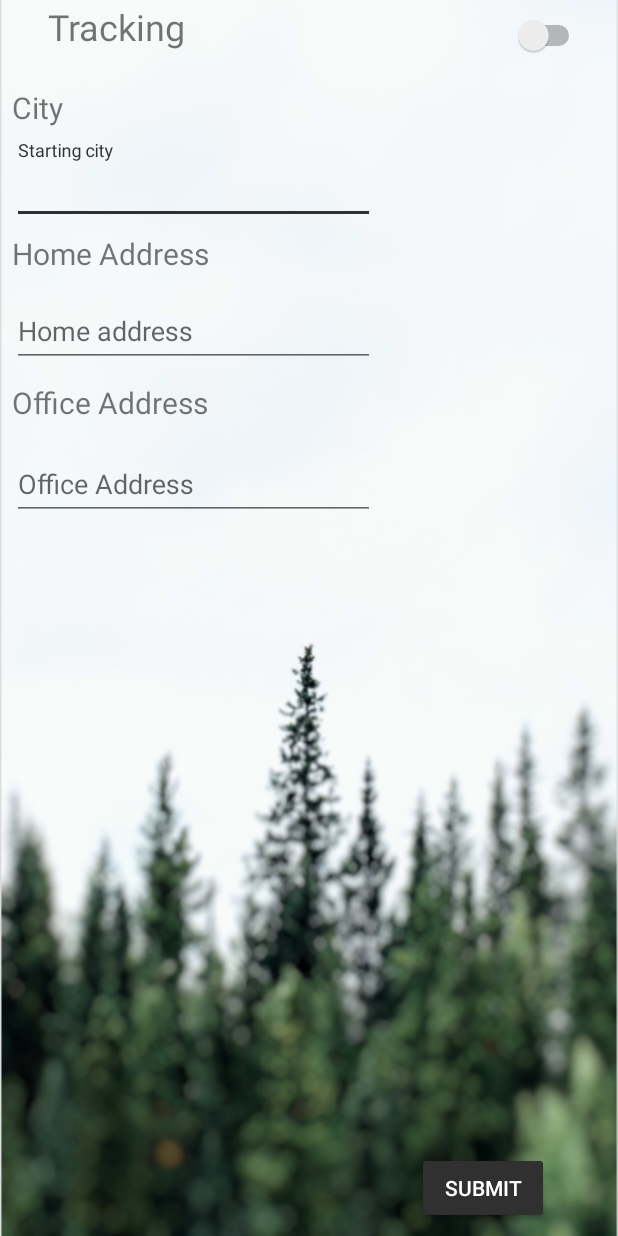
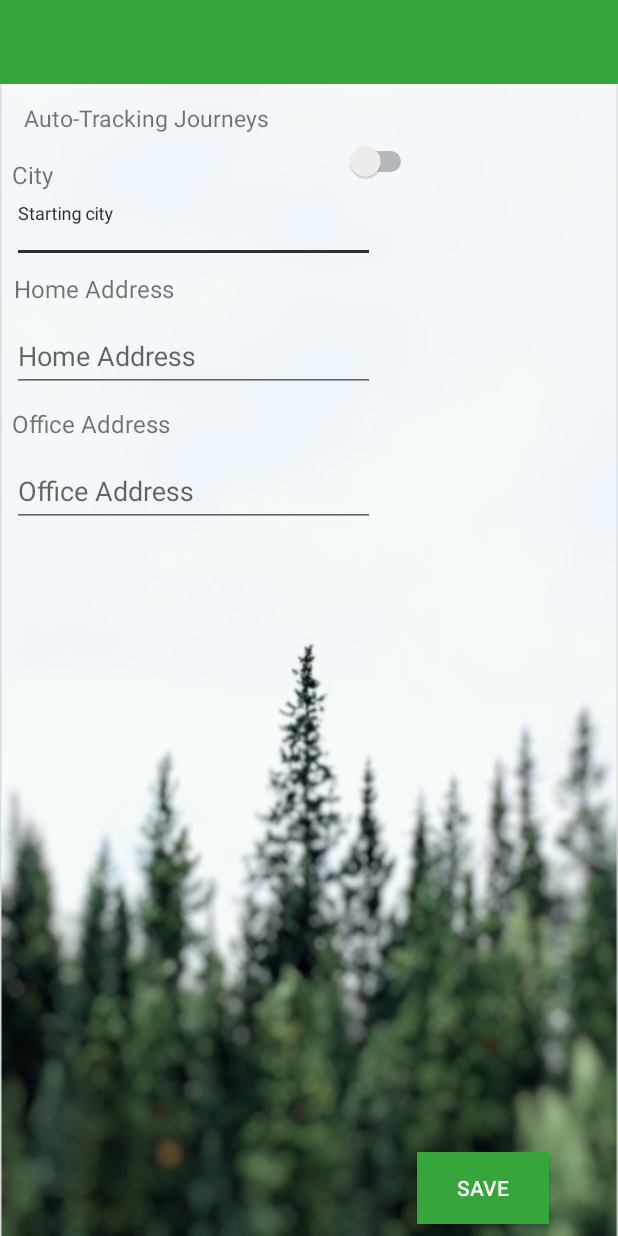
Before and after one commit to aashish7k5/RootCause01, an Android app: the SettingsNew screen opened directly, with no data from a screen before it, on a phone screen of 412 x 824 dp. Run offline under Robolectric (Android 15) with nearby library versions, the phone set to English and light mode, and no system bars.

Commit message:
Merge remote-tracking branch 'origin/master'
# Conflicts:
#	app/src/main/res/layout/content_track_trip.xml

```diff
--- a/app/src/main/res/layout/activity_settings_new.xml
+++ b/app/src/main/res/layout/activity_settings_new.xml
@@ -4,38 +4,61 @@
 
 
     <android.support.constraint.ConstraintLayout android:background="@drawable/bg2" android:layout_height="match_parent" android:layout_width="match_parent" app:layout_constraintVertical_bias="0.0" app:layout_constraintTop_toTopOf="parent" app:layout_constraintStart_toStartOf="parent" app:layout_constraintHorizontal_bias="0.0" app:layout_constraintEnd_toEndOf="parent" app:layout_constraintBottom_toBottomOf="parent" >
-    <TextView android:layout_height="wrap_content" android:layout_width="wrap_content" app:layout_constraintVertical_bias="0.0" app:layout_constraintTop_toTopOf="parent" app:layout_constraintStart_toStartOf="parent" app:layout_constraintHorizontal_bias="0.0" android:layout_marginBottom="38dp" android:layout_marginEnd="181dp" android:layout_marginTop="1dp" android:layout_marginStart="18dp" app:layout_constraintEnd_toStartOf="@+id/switch1" app:layout_constraintBottom_toTopOf="@+id/textView2" android:textSize="24sp" android:text="Tracking" android:id="@+id/textView"/>
+        <android.support.design.widget.AppBarLayout
+            android:layout_width="match_parent"
+            android:layout_height="wrap_content"
+            android:theme="@style/AppTheme.AppBarOverlay"/>
+
+            <android.support.v7.widget.Toolbar
+                android:id="@+id/toolbar"
+                android:layout_width="match_parent"
+                android:layout_height="?attr/actionBarSize"
+                android:background="?attr/colorPrimary"
+                app:popupTheme="@style/AppTheme.PopupOverlay" />
+
+
+        <TextView
+            android:id="@+id/textView"
+            android:layout_width="wrap_content"
+            android:layout_height="wrap_content"
+            android:layout_marginStart="16dp"
+            android:layout_marginTop="12dp"
+            android:text="Auto-Tracking Journeys"
+            android:textSize="15sp"
+            app:layout_constraintStart_toStartOf="parent"
+            app:layout_constraintTop_toBottomOf="@+id/toolbar" />
 
         <Switch
             android:id="@+id/switch1"
             android:layout_width="wrap_content"
             android:layout_height="26dp"
             android:layout_marginStart="23dp"
-            android:layout_marginTop="1dp"
+            android:layout_marginTop="8dp"
             android:layout_marginEnd="8dp"
             android:layout_marginBottom="8dp"
             app:layout_constraintBottom_toTopOf="@+id/button3"
             app:layout_constraintEnd_toEndOf="parent"
+            app:layout_constraintHorizontal_bias="0.173"
             app:layout_constraintStart_toEndOf="@+id/textView"
             app:layout_constraintTop_toTopOf="parent"
-            app:layout_constraintVertical_bias="0.012" />
+            app:layout_constraintVertical_bias="0.119" />
 
         <TextView
             android:id="@+id/textView2"
             android:layout_width="wrap_content"
             android:layout_height="wrap_content"
             android:layout_marginStart="8dp"
-            android:layout_marginTop="24dp"
+            android:layout_marginTop="16dp"
             android:layout_marginEnd="319dp"
             android:text="City"
-            android:textSize="20sp"
+            android:textSize="16sp"
             app:layout_constraintEnd_toEndOf="parent"
             app:layout_constraintHorizontal_bias="0.0"
             app:layout_constraintStart_toStartOf="parent"
             app:layout_constraintTop_toBottomOf="@+id/textView" />
 
 
-    <android.support.design.widget.TextInputLayout android:layout_height="wrap_content" android:layout_width="242dp" app:layout_constraintStart_toStartOf="parent" android:layout_marginTop="8dp" android:layout_marginStart="8dp" app:layout_constraintBottom_toTopOf="@+id/textView3" android:id="@+id/textInputLayout" app:layout_constraintTop_toBottomOf="@+id/textView2">
+    <android.support.design.widget.TextInputLayout android:layout_height="40dp" android:layout_width="242dp" app:layout_constraintStart_toStartOf="parent" android:layout_marginTop="8dp" android:layout_marginStart="8dp" app:layout_constraintBottom_toTopOf="@+id/textView3" android:id="@+id/textInputLayout" app:layout_constraintTop_toBottomOf="@+id/textView2">
 
     <android.support.design.widget.TextInputEditText android:id="@+id/startcity" android:layout_height="wrap_content" android:layout_width="242dp" android:hint="Starting city"/>
 
@@ -44,36 +67,46 @@
         <TextView
             android:id="@+id/textView3"
             android:layout_width="wrap_content"
-            android:layout_height="33dp"
+            android:layout_height="24dp"
             android:layout_marginStart="8dp"
             android:layout_marginTop="6dp"
             android:layout_marginEnd="203dp"
-            android:layout_marginBottom="0dp"
             android:text="Home Address"
-            android:textSize="20sp"
+            android:textAlignment="gravity"
+            android:textSize="16sp"
             app:layout_constraintBottom_toTopOf="@+id/textInputLayout2"
             app:layout_constraintEnd_toEndOf="parent"
-            app:layout_constraintHorizontal_bias="0.0"
+            app:layout_constraintHorizontal_bias="0.014"
             app:layout_constraintStart_toStartOf="parent"
             app:layout_constraintTop_toBottomOf="@+id/textInputLayout" />
 
 
-    -<android.support.design.widget.TextInputLayout android:layout_height="wrap_content" android:layout_width="242dp" app:layout_constraintStart_toStartOf="parent" android:layout_marginStart="8dp" app:layout_constraintBottom_toTopOf="@+id/textView4" android:id="@+id/textInputLayout2" app:layout_constraintTop_toBottomOf="@+id/textView3">
+    -<android.support.design.widget.TextInputLayout
+        android:layout_height="wrap_content"
+        android:layout_width="242dp"
+        app:layout_constraintStart_toStartOf="parent"
+        android:layout_marginStart="8dp"
+        app:layout_constraintBottom_toTopOf="@+id/textView4"
+        android:id="@+id/textInputLayout2"
+        app:layout_constraintTop_toBottomOf="@+id/textView3">
 
-    <android.support.design.widget.TextInputEditText android:id="@+id/homecity" android:layout_height="wrap_content" android:layout_width="match_parent" android:hint="Home address"/>
+        <android.support.design.widget.TextInputEditText
+            android:id="@+id/homecity"
+            android:layout_width="match_parent"
+            android:layout_height="wrap_content"
+            android:hint="Home Address" />
 
 </android.support.design.widget.TextInputLayout>
 
         <TextView
             android:id="@+id/textView4"
             android:layout_width="wrap_content"
-            android:layout_height="36dp"
+            android:layout_height="24dp"
             android:layout_marginStart="8dp"
             android:layout_marginTop="10dp"
             android:layout_marginEnd="203dp"
-            android:layout_marginBottom="0dp"
             android:text="Office Address"
-            android:textSize="20sp"
+            android:textSize="16sp"
             app:layout_constraintBottom_toTopOf="@+id/textInputLayout3"
             app:layout_constraintEnd_toEndOf="parent"
             app:layout_constraintHorizontal_bias="0.0"
@@ -102,7 +135,8 @@
             android:layout_marginStart="28dp"
             android:layout_marginEnd="2dp"
             android:layout_marginBottom="8dp"
-            android:text="Submit"
+            android:background="@color/colorPrimary"
+            android:text="SAVE"
             android:onClick="Submit"
             app:layout_constraintBottom_toBottomOf="parent"
             app:layout_constraintEnd_toEndOf="parent"
@@ -120,5 +154,4 @@
 
 
 
-
 </android.support.constraint.ConstraintLayout>
--- a/app/src/main/res/values/styles.xml
+++ b/app/src/main/res/values/styles.xml
@@ -13,7 +13,7 @@
         <item name="windowNoTitle">true</item>
     </style>
 
-    <style name="AppTheme.AppBarOverlay" parent="ThemeOverlay.AppCompat.Dark.ActionBar" />
+    <style name="AppTheme.AppBarOverlay" parent="Theme.AppCompat.Light.NoActionBar" />
 
     <style name="AppTheme.PopupOverlay" parent="ThemeOverlay.AppCompat.Light" />
 
```
Also changed, not shown: app/src/main/java/com/example/aashishkumar/rootcause01/ViewPastTrips.java (+9 -7 lines), app/src/main/res/layout/activity_view_past_trips.xml (+9 -19 lines).
